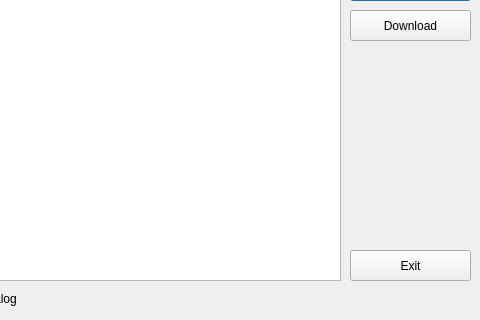
Old version of the form wikiLYNX/ui/getlevel.ui in the repository flamboyantpenguin/wikilynx; both pictures show x 420 to 900 and y 120 to 440 of the 900 by 440 pixel window.
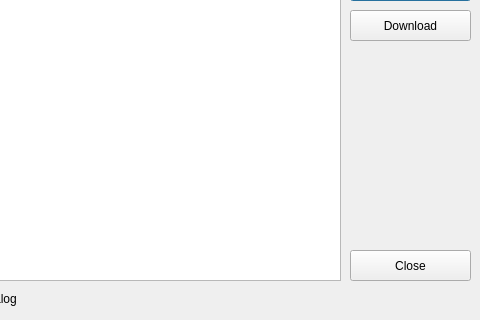
New version of the form. Icons and pictures are not drawn.

What changed in the file:
```diff
--- a/wikiLYNX/ui/getlevel.ui
+++ b/wikiLYNX/ui/getlevel.ui
@@ -157,7 +157,10 @@
     </rect>
    </property>
    <property name="text">
-    <string>Exit</string>
+    <string>Close</string>
+   </property>
+   <property name="icon">
+    <iconset theme="close"/>
    </property>
   </widget>
   <widget class="QLabel" name="tipLabel">
```
Left out of the diff: 6 changed lines with no effect on the pictures.
